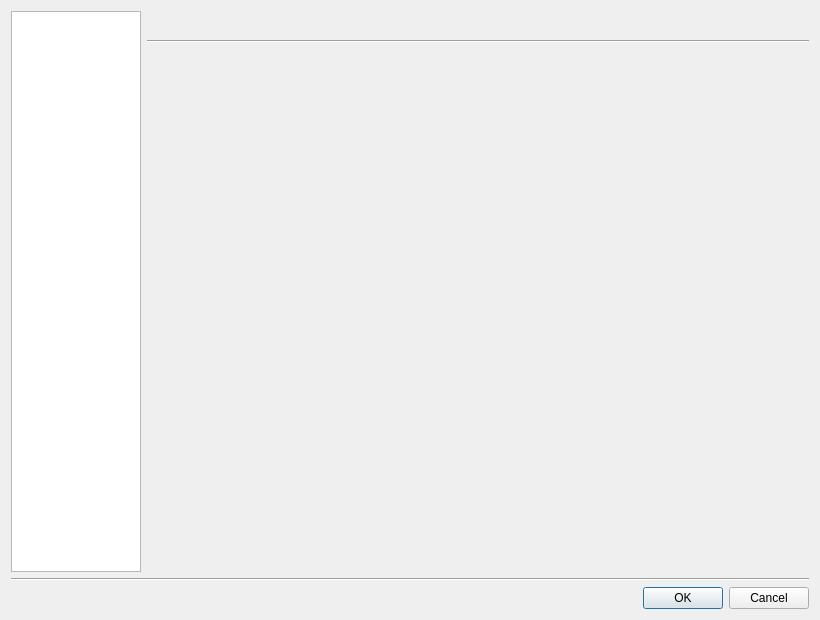
Old version of the form retroshare-gui/src/gui/settings/settings.ui in the repository RetroShare/RetroShare.
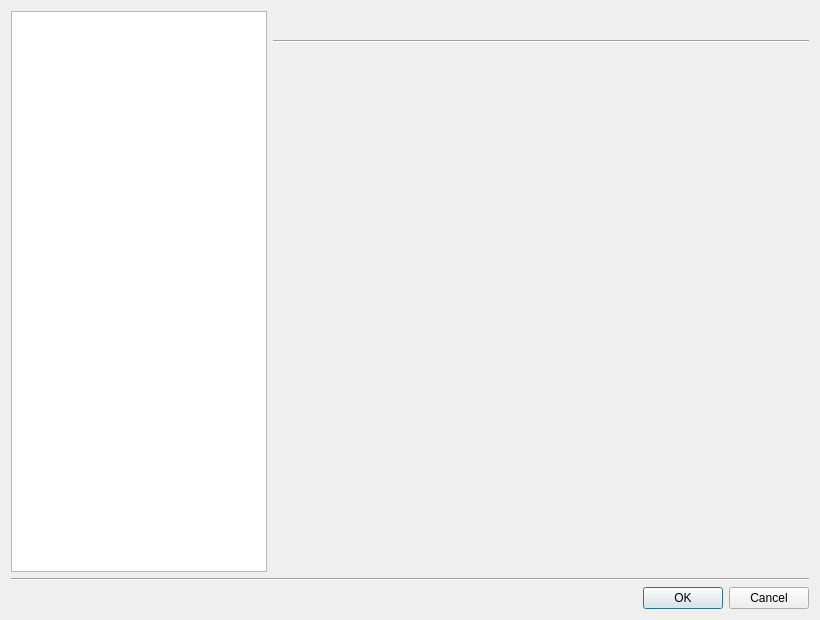
New version of the form. Icons and pictures are not drawn. Custom widgets are drawn as their Qt base class.

Commit message: removed explicit size constraint on listview for config page (screws up the view in HDPI screens) to let the list take its preferred size

The edit to the form file:
```diff
--- a/retroshare-gui/src/gui/settings/settings.ui
+++ b/retroshare-gui/src/gui/settings/settings.ui
@@ -106,29 +106,17 @@
    </item>
    <item row="0" column="0" rowspan="3">
     <widget class="QListWidget" name="listWidget">
-     <property name="minimumSize">
-      <size>
-       <width>130</width>
-       <height>0</height>
-      </size>
+     <property name="sizePolicy">
+      <sizepolicy hsizetype="Maximum" vsizetype="Expanding">
+       <horstretch>0</horstretch>
+       <verstretch>0</verstretch>
+      </sizepolicy>
      </property>
-     <property name="maximumSize">
-      <size>
-       <width>130</width>
-       <height>16777215</height>
-      </size>
-     </property>
-     <property name="alternatingRowColors">
-      <bool>false</bool>
-     </property>
-     <property name="iconSize">
-      <size>
-       <width>24</width>
-       <height>24</height>
-      </size>
+     <property name="defaultDropAction">
+      <enum>Qt::IgnoreAction</enum>
      </property>
      <property name="textElideMode">
-      <enum>Qt::ElideMiddle</enum>
+      <enum>Qt::ElideRight</enum>
      </property>
      <property name="movement">
       <enum>QListView::Static</enum>
@@ -148,12 +136,6 @@
      <property name="spacing">
       <number>0</number>
      </property>
-     <property name="gridSize">
-      <size>
-       <width>100</width>
-       <height>26</height>
-      </size>
-     </property>
      <property name="viewMode">
       <enum>QListView::ListMode</enum>
      </property>
@@ -191,8 +173,8 @@
        <rect>
         <x>0</x>
         <y>0</y>
-        <width>666</width>
-        <height>517</height>
+        <width>540</width>
+        <height>495</height>
        </rect>
       </property>
       <layout class="QVBoxLayout" name="verticalLayout">
```
Left out of the diff: 22 changed lines with no effect on the pictures.
